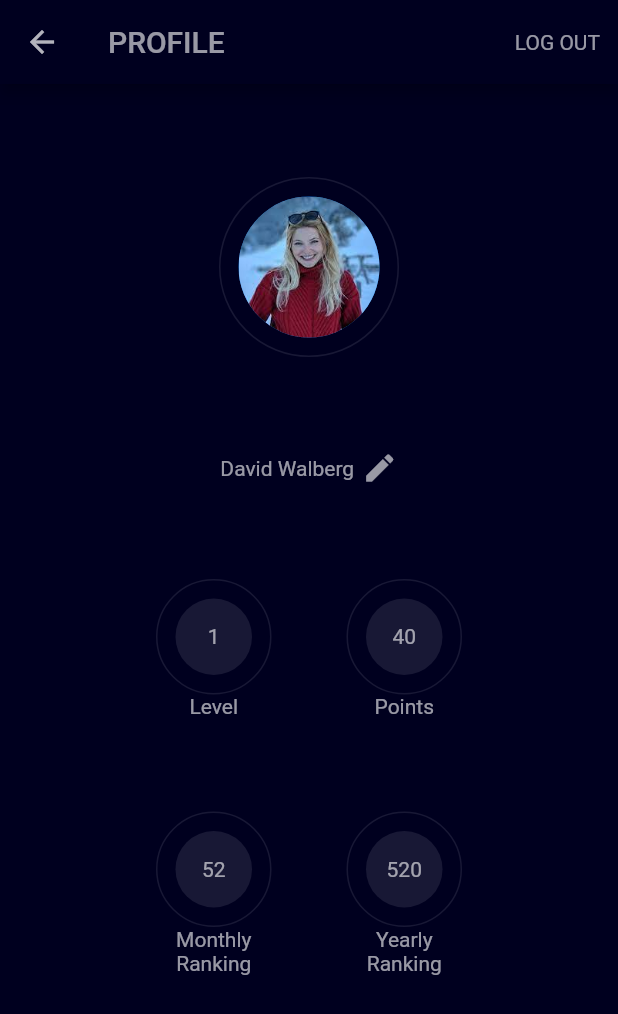
After one commit to aakar-gupta-1/quikie-flutter, a Flutter app: the Profile screen opened directly, on a phone screen of 412 x 824 dp. The commit adds this screen. Shown: the top 1014 px of the screen. Run offline on Flutter 3.47's test engine with Material 2 defaults, Android fonts, the phone set to English and light mode, and no system bars; our stand-ins replace flutter_switch, persistent_bottom_nav_bar; missing offline and left inert: list_wheel_scroll_view_x.

Commit message:
Profile page

```diff
--- a/lib/Components/custom_appbar.dart
+++ b/lib/Components/custom_appbar.dart
@@ -1,5 +1,6 @@
 import 'package:flutter/cupertino.dart';
 import 'package:flutter/material.dart';
+import 'package:quikie_test/Screens/profile.dart';
 
 import '../style.dart';
 
@@ -16,11 +17,18 @@ class CustomAppbar extends StatelessWidget {
           SizedBox(height: 40),
           Row(children: [
             SizedBox(width: 20),
-            CircleAvatar(
-              backgroundImage: AssetImage(
-                "assets/images/sample2.jpg",
+            InkWell(
+              onTap: () => {
+                Navigator.of(context).push(
+                  MaterialPageRoute(builder: (context) => Profile()),
+                )
+              },
+              child: CircleAvatar(
+                backgroundImage: AssetImage(
+                  "assets/images/sample2.jpg",
+                ),
+                radius: 25,
               ),
-              radius: 25,
             ),
             SizedBox(width: 15),
             Text(
--- /dev/null
+++ b/lib/Screens/profile.dart
@@ -0,0 +1,116 @@
+import 'package:flutter/cupertino.dart';
+import 'package:flutter/material.dart';
+import 'package:quikie_test/style.dart';
+
+class Profile extends StatelessWidget {
+  @override
+  Widget build(BuildContext context) {
+    return Scaffold(
+      backgroundColor: background,
+      appBar: AppBar(
+        backgroundColor: background,
+        leading: IconButton(
+          icon: Icon(Icons.arrow_back),
+          color: Colors.white70,
+          onPressed: () {
+            Navigator.of(context).pop();
+          },
+        ),
+        title: Text(
+          "PROFILE",
+          style: TextStyle(color: grey),
+        ),
+        actions: [
+          Center(
+            child: Padding(
+              padding: const EdgeInsets.only(right: 12),
+              child: Text(
+                "LOG OUT",
+                style: TextStyle(color: grey),
+              ),
+            ),
+          )
+        ],
+      ),
+      body: Column(
+        crossAxisAlignment: CrossAxisAlignment.center,
+        mainAxisAlignment: MainAxisAlignment.spaceEvenly,
+        children: [
+          Container(
+            padding: EdgeInsets.all(12),
+            height: 120,
+            width: 120,
+            decoration: BoxDecoration(
+                shape: BoxShape.circle,
+                // color: Color.fromRGBO(24, 24, 53, 1),
+                border: Border.all(color: Color.fromRGBO(24, 24, 53, 1))),
+            child: CircleAvatar(
+                backgroundImage: AssetImage(
+              "assets/images/sample2.jpg",
+            )),
+          ),
+          Row(
+            mainAxisAlignment: MainAxisAlignment.center,
+            children: [
+              Text(
+                "David Walberg",
+                // textAlign: TextAlign.center,
+                style: TextStyle(color: grey),
+              ),
+              SizedBox(width: 5),
+              Icon(Icons.edit, color: grey)
+            ],
+          ),
+          Row(
+            mainAxisAlignment: MainAxisAlignment.center,
+            children: [
+              circularIndicator("Level", 1),
+              SizedBox(width: 50),
+              circularIndicator("Points", 40)
+            ],
+          ),
+          Row(
+            mainAxisAlignment: MainAxisAlignment.center,
+            children: [
+              circularIndicator("Monthly Ranking", 52),
+              SizedBox(width: 50),
+              circularIndicator("Yearly Ranking", 520)
+            ],
+          ),
+          SizedBox(height: 50)
+        ],
+      ),
+    );
+  }
+
+  Widget circularIndicator(String text, int val) {
+    return Column(
+      children: [
+        Container(
+            padding: EdgeInsets.all(12),
+            height: 77,
+            width: 77,
+            decoration: BoxDecoration(
+                shape: BoxShape.circle,
+                border: Border.all(color: Color.fromRGBO(24, 24, 53, 1))),
+            child: CircleAvatar(
+              backgroundColor: Color.fromRGBO(24, 24, 53, 1),
+              child: Text(
+                val.toString(),
+                style: TextStyle(fontSize: 14, color: grey),
+              ),
+            )),
+        SizedBox(
+          width: 77,
+          child: Text(
+            text,
+            style: TextStyle(
+              color: grey,
+            ),
+            textAlign: TextAlign.center,
+          ),
+        )
+      ],
+    );
+  }
+}
--- a/lib/main.dart
+++ b/lib/main.dart
@@ -1,8 +1,6 @@
 import 'package:flutter/material.dart';
 import 'package:flutter/cupertino.dart';
-import 'package:flutter_svg/svg.dart';
 
-import 'package:quikie_test/Components/custom_appbar.dart';
 import 'package:persistent_bottom_nav_bar/persistent-tab-view.dart';
 import 'package:quikie_test/Screens/digital_member.dart';
 import 'package:quikie_test/Screens/news.dart';
--- a/lib/style.dart
+++ b/lib/style.dart
@@ -3,7 +3,7 @@ import 'package:flutter/cupertino.dart';
 
 const primaryColor = Color.fromRGBO(42, 38, 86, 1);
 const secondaryColor = Color.fromRGBO(217, 48, 105, 1);
-const grey = CupertinoColors.systemGrey;
+const grey = Color.fromRGBO(255, 255, 255, 0.6);
 const black = Color.fromRGBO(2, 2, 34, 1);
 const background = Color.fromRGBO(0, 0, 31, 1);
 const textColor = Colors.white70;
```
